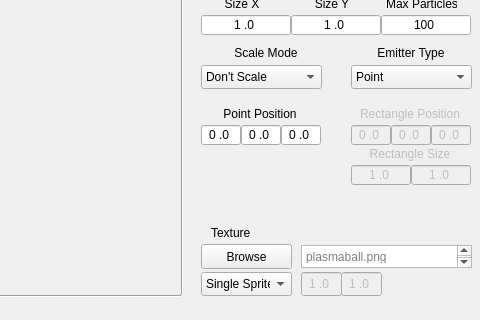
Before: the Qt Designer form TA_ParticleEditor/TA_ParticleEditor/particleeditor.ui in Stureplan/TA_ParticleEditor, drawn with Qt 5; both pictures show x 469 to 949 and y 212 to 532 of the 949 by 653 pixel window.
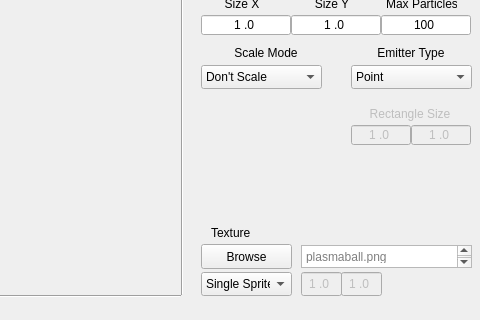
After: the same form once the commit is applied. Custom widgets are drawn as their Qt base class.

Commit message: Random cleanup + position removed

```diff
--- a/TA_ParticleEditor/TA_ParticleEditor/particleeditor.ui
+++ b/TA_ParticleEditor/TA_ParticleEditor/particleeditor.ui
@@ -702,101 +702,6 @@
      <string>100</string>
     </property>
    </widget>
-   <widget class="QWidget" name="pointWidget" native="true">
-    <property name="enabled">
-     <bool>true</bool>
-    </property>
-    <property name="geometry">
-     <rect>
-      <x>670</x>
-      <y>300</y>
-      <width>120</width>
-      <height>110</height>
-     </rect>
-    </property>
-    <widget class="QLineEdit" name="emitPointY">
-     <property name="geometry">
-      <rect>
-       <x>40</x>
-       <y>20</y>
-       <width>40</width>
-       <height>20</height>
-      </rect>
-     </property>
-     <property name="inputMask">
-      <string>#0\.00</string>
-     </property>
-     <property name="text">
-      <string>0.0</string>
-     </property>
-     <property name="alignment">
-      <set>Qt::AlignCenter</set>
-     </property>
-     <property name="placeholderText">
-      <string>0.0</string>
-     </property>
-    </widget>
-    <widget class="QLineEdit" name="emitPointX">
-     <property name="geometry">
-      <rect>
-       <x>0</x>
-       <y>20</y>
-       <width>40</width>
-       <height>20</height>
-      </rect>
-     </property>
-     <property name="inputMask">
-      <string>#0\.00</string>
-     </property>
-     <property name="text">
-      <string>0.0</string>
-     </property>
-     <property name="alignment">
-      <set>Qt::AlignCenter</set>
-     </property>
-     <property name="placeholderText">
-      <string>0.0</string>
-     </property>
-    </widget>
-    <widget class="QLineEdit" name="emitPointZ">
-     <property name="geometry">
-      <rect>
-       <x>80</x>
-       <y>20</y>
-       <width>40</width>
-       <height>20</height>
-      </rect>
-     </property>
-     <property name="inputMask">
-      <string>#0\.00</string>
-     </property>
-     <property name="text">
-      <string>0.0</string>
-     </property>
-     <property name="alignment">
-      <set>Qt::AlignCenter</set>
-     </property>
-     <property name="placeholderText">
-      <string>0.0</string>
-     </property>
-    </widget>
-    <widget class="QLabel" name="label_SizeY_4">
-     <property name="geometry">
-      <rect>
-       <x>4</x>
-       <y>1</y>
-       <width>110</width>
-       <height>16</height>
-      </rect>
-     </property>
-     <property name="text">
-      <string>Point Position</string>
-     </property>
-     <property name="alignment">
-      <set>Qt::AlignCenter</set>
-     </property>
-    </widget>
-   </widget>
    <widget class="QWidget" name="rectangleWidget" native="true">
     <property name="enabled">
      <bool>false</bool>
@@ -809,93 +714,11 @@
       <height>110</height>
      </rect>
     </property>
-    <widget class="QLineEdit" name="rectPosY">
-     <property name="geometry">
-      <rect>
-       <x>40</x>
-       <y>20</y>
-       <width>40</width>
-       <height>20</height>
-      </rect>
-     </property>
-     <property name="inputMask">
-      <string>#0\.00</string>
-     </property>
-     <property name="text">
-      <string>0.0</string>
-     </property>
-     <property name="alignment">
-      <set>Qt::AlignCenter</set>
-     </property>
-     <property name="placeholderText">
-      <string>0.0</string>
-     </property>
-    </widget>
-    <widget class="QLineEdit" name="rectPosX">
-     <property name="geometry">
-      <rect>
-       <x>0</x>
-       <y>20</y>
-       <width>40</width>
-       <height>20</height>
-      </rect>
-     </property>
-     <property name="inputMask">
-      <string>#0\.00</string>
-     </property>
-     <property name="text">
-      <string>0.0</string>
-     </property>
-     <property name="alignment">
-      <set>Qt::AlignCenter</set>
-     </property>
-     <property name="placeholderText">
-      <string>0.0</string>
-     </property>
-    </widget>
-    <widget class="QLineEdit" name="rectPosZ">
-     <property name="geometry">
-      <rect>
-       <x>80</x>
-       <y>20</y>
-       <width>40</width>
-       <height>20</height>
-      </rect>
-     </property>
-     <property name="inputMask">
-      <string>#0\.00</string>
-     </property>
-     <property name="text">
-      <string>0.0</string>
-     </property>
-     <property name="alignment">
-      <set>Qt::AlignCenter</set>
-     </property>
-     <property name="placeholderText">
-      <string>0.0</string>
-     </property>
-    </widget>
-    <widget class="QLabel" name="label_SizeY_5">
-     <property name="geometry">
-      <rect>
-       <x>4</x>
-       <y>1</y>
-       <width>110</width>
-       <height>16</height>
-      </rect>
-     </property>
-     <property name="text">
-      <string>Rectangle Position</string>
-     </property>
-     <property name="alignment">
-      <set>Qt::AlignCenter</set>
-     </property>
-    </widget>
     <widget class="QLabel" name="label_SizeY_6">
      <property name="geometry">
       <rect>
        <x>4</x>
-       <y>41</y>
+       <y>1</y>
        <width>110</width>
        <height>16</height>
       </rect>
@@ -911,7 +734,7 @@
      <property name="geometry">
       <rect>
        <x>0</x>
-       <y>60</y>
+       <y>20</y>
        <width>60</width>
        <height>20</height>
       </rect>
@@ -933,7 +756,7 @@
      <property name="geometry">
       <rect>
        <x>60</x>
-       <y>60</y>
+       <y>20</y>
        <width>60</width>
        <height>20</height>
       </rect>
```
The commit also changes 5 other files.
